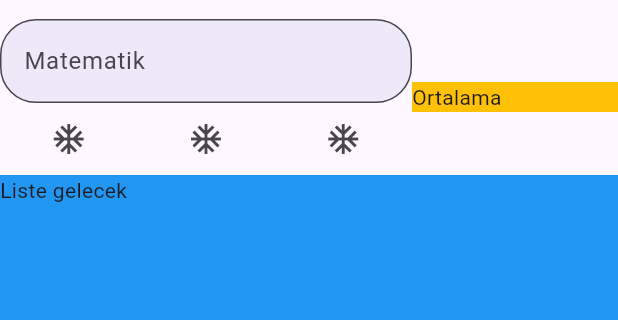
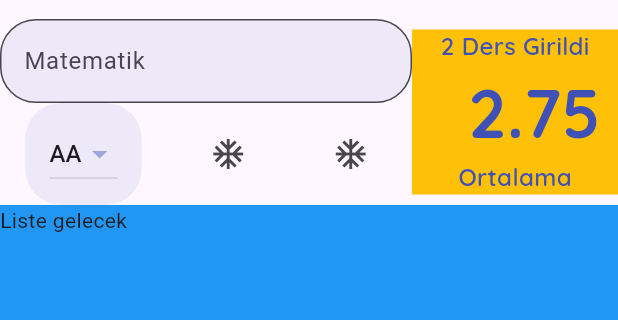
Before and after one commit to OzerBAYRAKTAR/Grade-Calculation-, a Flutter app: the screen it shows after launch, on a phone screen of 412 x 824 dp, the part 65-385 px from its top. Run offline on Flutter 3.47's test engine with Material 3 defaults, Android fonts, the phone set to English and light mode, and no system bars; our stand-ins replace google_fonts; missing offline and left inert: dart:ffi.

Commit message:
ort_goster_ added

```diff
--- a/lib/contstants/app_constants.dart
+++ b/lib/contstants/app_constants.dart
@@ -9,4 +9,13 @@ class Sabitler {
   );
 
   static BorderRadius borderRadius = BorderRadius.circular(24);
+
+   static final TextStyle dersSayisiStyle = GoogleFonts.quicksand(
+    fontSize: 16, fontWeight: FontWeight.w600, color: anaRenk);
+
+  static final TextStyle ortalamaStyle = GoogleFonts.quicksand(
+    fontSize: 45, fontWeight: FontWeight.w800, color: anaRenk
+  );
+   static final dropdownPadding  =EdgeInsets.symmetric(horizontal: 16,vertical: 10);
+
 }
--- /dev/null
+++ b/lib/helper/data_helper.dart
@@ -0,0 +1,45 @@
+import 'dart:ffi';
+
+import 'package:flutter/material.dart';
+
+class DataHelper {
+
+  static List<String> _tumDerslerHarfleri() {
+    return ['AA', 'BA', 'BB', 'CB', 'CC', 'DC', 'DD', 'FD', 'FF'];
+  }
+
+  static double _harfiNotaCevir(String harf){
+    switch(harf){
+     case 'AA':
+        return 4;
+     case 'BA':
+        return 3.5;
+     case 'BB':
+        return 3;
+     case 'CB':
+        return 2.5;
+     case 'CC':
+        return 2;
+     case 'DC':
+        return 1.5;
+     case 'DD':
+        return 1;
+     case 'FD':
+        return 0.5;
+     case 'FF':
+        return 0;
+      default:
+        return 1;
+    }
+  }
+ static List<DropdownMenuItem<double>> tumDerslerinHarfleri() {
+    return _tumDerslerHarfleri()
+        .map(
+          (harf) => DropdownMenuItem<double>(
+            value: _harfiNotaCevir(harf), // Convert letter to grade
+            child: Text(harf), // Display letter
+          ),
+        )
+        .toList();
+  }
+}
--- /dev/null
+++ b/lib/widgets/ortalama_goster.dart
@@ -0,0 +1,25 @@
+import 'package:flutter/material.dart';
+import 'package:hesaplama_app/contstants/app_constants.dart';
+
+class OrtalamaGoster extends StatelessWidget {
+  final double ortalama;
+  final int dersSayisi;
+  const OrtalamaGoster({super.key, required this.ortalama, required this.dersSayisi});
+
+  @override
+  Widget build(BuildContext context) {
+    return Column(
+      mainAxisAlignment: MainAxisAlignment.center,
+      crossAxisAlignment:CrossAxisAlignment.center,
+        children: [
+          Text(
+            dersSayisi > 0 ? '$dersSayisi Ders Girildi' : 'Ders Seciniz.',
+            style: Sabitler.dersSayisiStyle,
+          ),
+          Text(ortalama >= 0 ? '  ${ortalama.toStringAsFixed(2)}' : '0.0',
+          style: Sabitler.ortalamaStyle,),
+          Text('Ortalama',style: Sabitler.dersSayisiStyle),
+        ],
+    );
+  }
+}
--- a/lib/widgets/ortalama_hesapla_page.dart
+++ b/lib/widgets/ortalama_hesapla_page.dart
@@ -1,6 +1,10 @@
+
+import 'dart:ffi';
 
 import 'package:flutter/material.dart';
 import 'package:hesaplama_app/contstants/app_constants.dart';
+import 'package:hesaplama_app/helper/data_helper.dart';
+import 'package:hesaplama_app/widgets/ortalama_goster.dart';
 
 
 class OrtalamaHesaplaPage extends StatefulWidget {
@@ -13,6 +17,8 @@ class OrtalamaHesaplaPage extends StatefulWidget {
 class _OrtalamaHesaplaPageState extends State<OrtalamaHesaplaPage> {
 
   GlobalKey<FormState> formKey = GlobalKey<FormState>();
+  double? secilenDeger = 4;
+
   @override
   Widget build(BuildContext context) {
     return Scaffold(
@@ -35,8 +41,8 @@ class _OrtalamaHesaplaPageState extends State<OrtalamaHesaplaPage> {
               Expanded(
                 flex: 1,
                 child: Container(
-                  child: Text('Ortalama'),
                   color: Colors.amber,
+                  child: OrtalamaGoster(ortalama: 2.75, dersSayisi: 2),
                 ),
               ),
             ],
@@ -59,7 +65,7 @@ Widget _buildform() {
       Row(
         mainAxisAlignment: MainAxisAlignment.spaceAround,
         children: [
-          IconButton(onPressed: (){}, icon: Icon(Icons.ac_unit)),
+          _buildHarfler(),
           IconButton(onPressed: (){}, icon: Icon(Icons.ac_unit)),
           IconButton(onPressed: (){}, icon: Icon(Icons.ac_unit)),
         ],
@@ -79,4 +85,25 @@ Widget _buildform() {
       ),
     );
   }
+
+  _buildHarfler() {
+
+    return Container(
+      padding: Sabitler.dropdownPadding,
+      decoration: BoxDecoration(
+        color: Sabitler.anaRenk.shade100.withOpacity(0.3),
+        borderRadius: Sabitler.borderRadius
+      ),
+      child: DropdownButton<double>(
+        value: secilenDeger,
+        iconEnabledColor: Sabitler.anaRenk.shade200,
+        elevation: 16,
+        items: DataHelper.tumDerslerinHarfleri(),onChanged: (deger){
+          setState(() {
+            secilenDeger = deger;
+          });
+        }, )
+    );
+  }
+
 }
```
